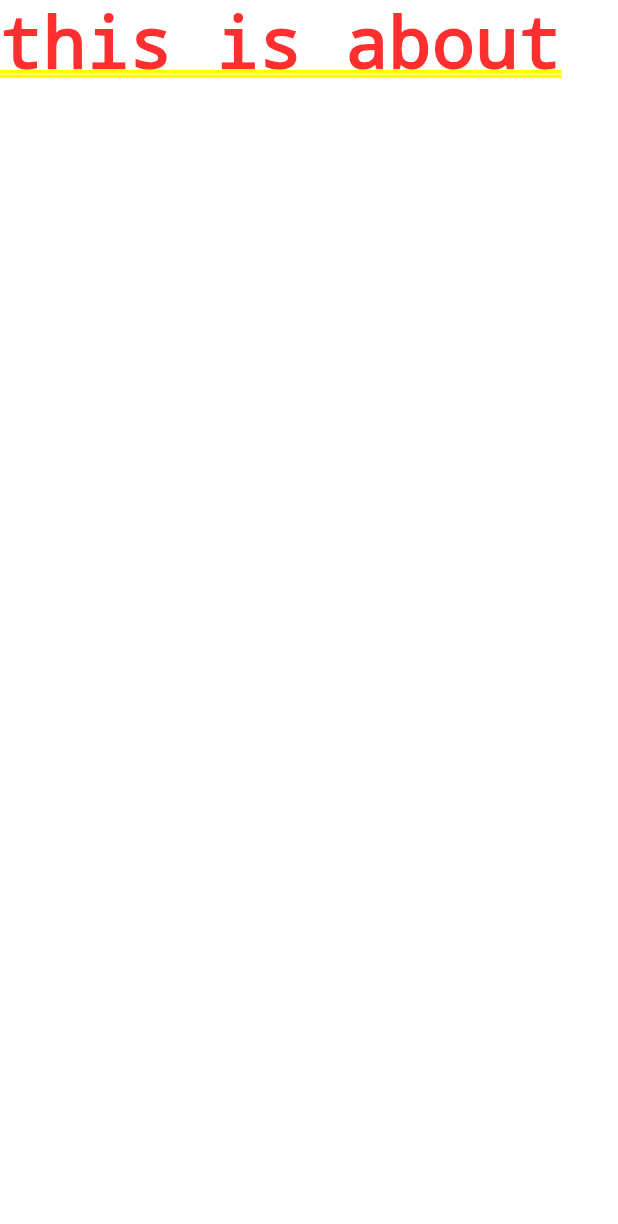
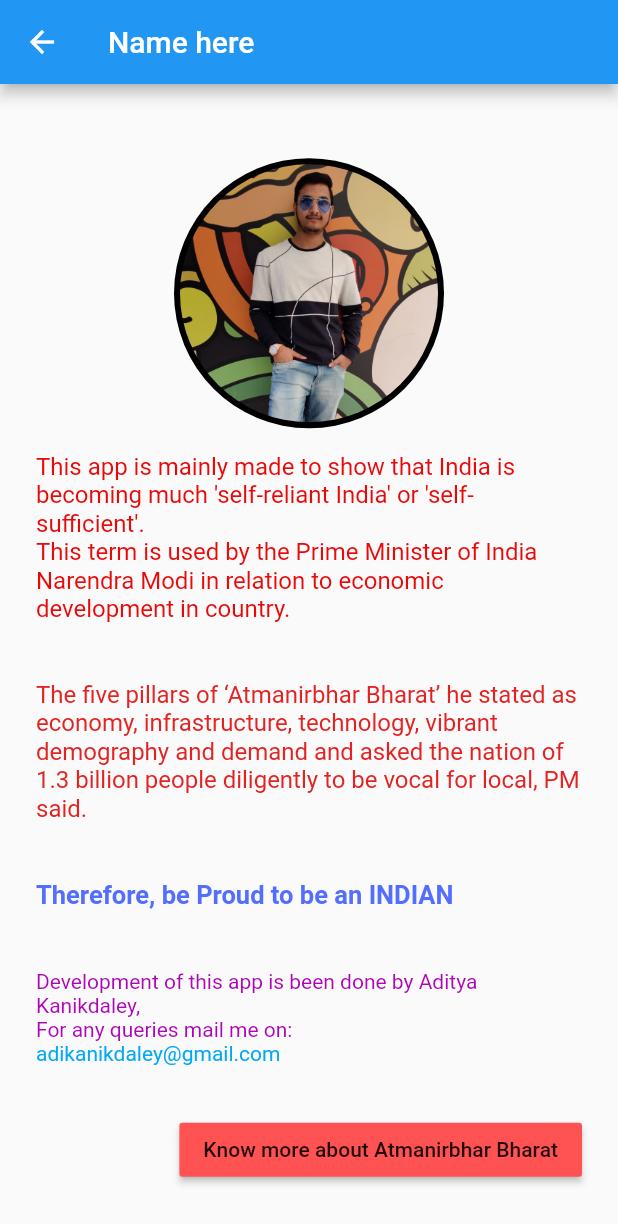
Before and after one commit to AdityaKanikdaley/FlutterPractice, a Flutter app: the screen it shows after launch, in the side drawer, after a tap on "About", on a phone screen of 412 x 824 dp. Shown: the top 1224 px of the screen. Run offline on Flutter 3.47's test engine with Material 2 defaults, Android fonts, the phone set to English and light mode, and no system bars; our stand-ins replace flushbar, flutter_icons, font_awesome_flutter, math_expressions.

Commit message:
about page: done

```diff
--- a/indian_companies/lib/about.dart
+++ b/indian_companies/lib/about.dart
@@ -1,12 +1,84 @@
 import 'package:flutter/material.dart';
+import 'package:flushbar/flushbar.dart';
+import 'package:url_launcher/url_launcher.dart';
 
 class aboutClass extends StatelessWidget {
   @override
   Widget build(BuildContext context) {
-    return Container(
-      child: Text("this is about"),
+    final me = Hero(
+        tag: "hero",
+        child: Padding(
+          padding: EdgeInsets.all(16.0),
+          child: CircleAvatar(
+            radius: 90.0,
+            backgroundColor: Colors.black,
+            child: CircleAvatar(
+              radius: 86.0,
+              backgroundColor: Colors.transparent,
+              backgroundImage: AssetImage("assets/headLogo/me.jpg", ),
+              // child: Image.asset("assets/me.jpg"),
+            ),
+          ),
+        )
     );
 
+    final about_me = Container(
+        child: Wrap(
+          alignment: WrapAlignment.spaceBetween,
+          direction: Axis.horizontal,
+          children: <Widget>[
+            Text("This app is mainly made to show that India is becoming much 'self-reliant India' or 'self-sufficient'. \n"
+                "This term is used by the Prime Minister of India Narendra Modi in relation to economic development in country.\n\n",
+              style: TextStyle(fontSize: 16, color: Color(0xFFe80909)),),
 
+            Text("The five pillars of ‘Atmanirbhar Bharat’ he stated as economy, infrastructure, technology, vibrant demography"
+                " and demand and asked the nation of 1.3 billion people diligently to be vocal for local, PM said.\n\n",
+              style: TextStyle(fontSize: 16, color: Color(0xFFe32222)),),
+            Text("Therefore, be Proud to be an INDIAN\n\n",
+              style: TextStyle(fontWeight: FontWeight.bold, fontSize: 17, color: Colors.indigoAccent), ),
+
+            Text("Development of this app is been done by Aditya Kanikdaley,\nFor any queries mail me on:",
+              style: TextStyle(fontSize: 14, color: Color(0xFFac07b5)),),
+
+            Text("adikanikdaley@gmail.com\n\n", style: TextStyle(color: Colors.lightBlue),),
+
+            Align(
+              alignment: Alignment.bottomRight,
+              child: RaisedButton(
+                color: Colors.redAccent,
+                onPressed: () async {
+                  debugPrint("wiki button pressed");
+                  const url = "https://en.wikipedia.org/wiki/Atmanirbhar_Bharat";
+                  if(await canLaunch(url))
+                    await launch(url);
+                  else
+                    Flushbar(
+                      message: "Can't be reached at this moment!",
+                      duration: Duration(seconds: 3),
+                    )..show(context);
+                },
+                child: Text("Know more about Atmanirbhar Bharat"),
+              ),
+            )
+          ],
+        )
+    );
+
+    return new Scaffold(
+        appBar: new AppBar(
+          title: new Text('Name here'),
+        ),
+        body:
+        Center(
+          child: ListView(
+            shrinkWrap: true,
+            padding: EdgeInsets.only(left: 24.0, right: 24.0),
+            children: <Widget>[
+              me,
+              about_me
+            ],
+          ),
+        )
+    );
   }
 }
--- a/indian_companies/lib/main.dart
+++ b/indian_companies/lib/main.dart
@@ -4,8 +4,6 @@ import 'package:flutter/widgets.dart';
 import 'package:indian_companies/categories/airlines.dart';
 import 'package:indian_companies/categories/banks.dart';
 import 'package:indian_companies/categories/buildingMaterials.dart';
-import 'package:indian_companies/categories/industrials.dart';
-import 'package:indian_companies/categories/oil_gas.dart';
 import 'package:indian_companies/expansionTile.dart';
 import 'drawer.dart';
 
--- /dev/null
+++ b/item_trail/lib/main.dart
@@ -0,0 +1,96 @@
+import 'package:flushbar/flushbar.dart';
+import 'package:flutter/material.dart';
+import 'package:url_launcher/url_launcher.dart';
+
+void main() {
+  runApp(new MaterialApp(
+    home: new MyApp(),
+  ));
+}
+
+class MyApp extends StatefulWidget {
+  @override
+  _State createState() => new _State();
+}
+
+class _State extends State<MyApp> {
+  @override
+  Widget build(BuildContext context) {
+
+    final me = Hero(
+        tag: "hero",
+        child: Padding(
+          padding: EdgeInsets.all(16.0),
+          child: CircleAvatar(
+            radius: 90.0,
+            backgroundColor: Colors.black,
+            child: CircleAvatar(
+              radius: 86.0,
+              backgroundColor: Colors.transparent,
+              backgroundImage: AssetImage("assets/me.jpg", ),
+              // child: Image.asset("assets/me.jpg"),
+            ),
+          ),
+          )
+        );
+
+    final about_me = Container(
+      child: Wrap(
+        alignment: WrapAlignment.spaceBetween,
+        direction: Axis.horizontal,
+            children: <Widget>[
+              Text("This app is mainly made to show that India is becoming much 'self-reliant India' or 'self-sufficient'. \n"
+                  "This term is used by the Prime Minister of India Narendra Modi in relation to economic development in country.\n\n",
+                      style: TextStyle(fontSize: 16, color: Color(0xFFe80909)),),
+
+              Text("The five pillars of ‘Atmanirbhar Bharat’ he stated as economy, infrastructure, technology, vibrant demography"
+                  " and demand and asked the nation of 1.3 billion people diligently to be vocal for local, PM said.\n\n",
+                      style: TextStyle(fontSize: 16, color: Color(0xFFe32222)),),
+              Text("Therefore, be Proud to be an INDIAN\n\n",
+                  style: TextStyle(fontWeight: FontWeight.bold, fontSize: 17, color: Colors.indigoAccent), ),
+
+              Text("Development of this app is been done by Aditya Kanikdaley,\nFor any queries mail me on:",
+                  style: TextStyle(fontSize: 14, color: Color(0xFFac07b5)),),
+
+              Text("adikanikdaley@gmail.com\n\n", style: TextStyle(color: Colors.lightBlue),),
+
+              Align(
+                alignment: Alignment.bottomRight,
+                child: RaisedButton(
+                    color: Colors.redAccent,
+                    onPressed: () async {
+                      debugPrint("wiki button pressed");
+                      const url = "https://en.wikipedia.org/wiki/Atmanirbhar_Bharat";
+                      if(await canLaunch(url))
+                        await launch(url);
+                      else
+                        Flushbar(
+                          message: "Can't be reached at this moment!",
+                          duration: Duration(seconds: 3),
+                        )..show(context);
+                       },
+                  child: Text("Know more about Atmanirbhar Bharat"),
+                ),
+              )
+            ],
+          )
+    );
+
+    return new Scaffold(
+      appBar: new AppBar(
+        title: new Text('Name here'),
+      ),
+      body:
+        Center(
+          child: ListView(
+            shrinkWrap: true,
+            padding: EdgeInsets.only(left: 24.0, right: 24.0),
+            children: <Widget>[
+              me,
+              about_me
+            ],
+          ),
+        )
+    );
+  }
+}
```
Also changed, not shown: item_trail/pubspec.yaml (added, +78 -0 lines), item_trail/assets/ACC_Limited_logo.png (added), item_trail/assets/me.jpg (added), item_trail/pubspec.lock (added), 59 other files.
